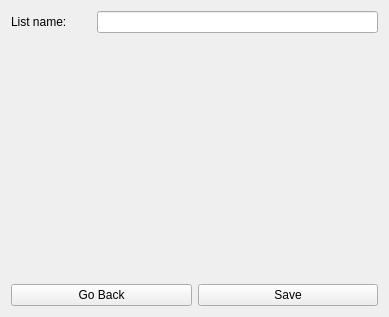
Qt form src/Client/View/MainPage/List/ListCreateSubPage/ListCreateSubPage.ui (iodream/Spend-Note) before a commit.
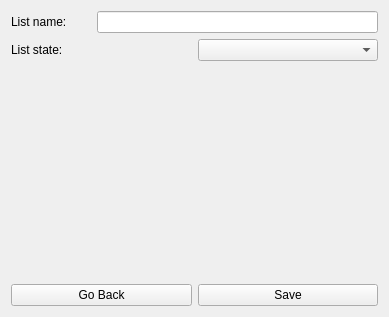
The same form after that commit.

Commit message: Add UI for list states

Diff of the .ui file:
```diff
--- a/src/Client/View/MainPage/List/ListCreateSubPage/ListCreateSubPage.ui
+++ b/src/Client/View/MainPage/List/ListCreateSubPage/ListCreateSubPage.ui
@@ -14,7 +14,7 @@
    <string>Form</string>
   </property>
   <layout class="QGridLayout" name="gridLayout" columnstretch="0">
-   <item row="2" column="0">
+   <item row="3" column="0">
     <layout class="QHBoxLayout" name="horizontalLayout_3">
      <item>
       <widget class="QPushButton" name="GoBackButton">
@@ -32,19 +32,6 @@
      </item>
     </layout>
    </item>
-   <item row="1" column="0">
-    <spacer name="verticalSpacer">
-     <property name="orientation">
-      <enum>Qt::Vertical</enum>
-     </property>
-     <property name="sizeHint" stdset="0">
-      <size>
-       <width>20</width>
-       <height>40</height>
-      </size>
-     </property>
-    </spacer>
-   </item>
    <item row="0" column="0">
     <layout class="QVBoxLayout" name="verticalLayout">
      <item>
@@ -79,6 +66,37 @@
      </item>
     </layout>
    </item>
+   <item row="2" column="0">
+    <spacer name="verticalSpacer">
+     <property name="orientation">
+      <enum>Qt::Vertical</enum>
+     </property>
+     <property name="sizeHint" stdset="0">
+      <size>
+       <width>20</width>
+       <height>40</height>
+      </size>
+     </property>
+    </spacer>
+   </item>
+   <item row="1" column="0">
+    <layout class="QVBoxLayout" name="verticalLayout_2">
+     <item>
+      <layout class="QHBoxLayout" name="horizontalLayout_4">
+       <item>
+        <widget class="QLabel" name="label_2">
+         <property name="text">
+          <string>List state: </string>
+         </property>
+        </widget>
+       </item>
+       <item>
+        <widget class="QComboBox" name="ListState"/>
+       </item>
+      </layout>
+     </item>
+    </layout>
+   </item>
   </layout>
  </widget>
  <resources/>
```
The commit also changes 11 other files.
